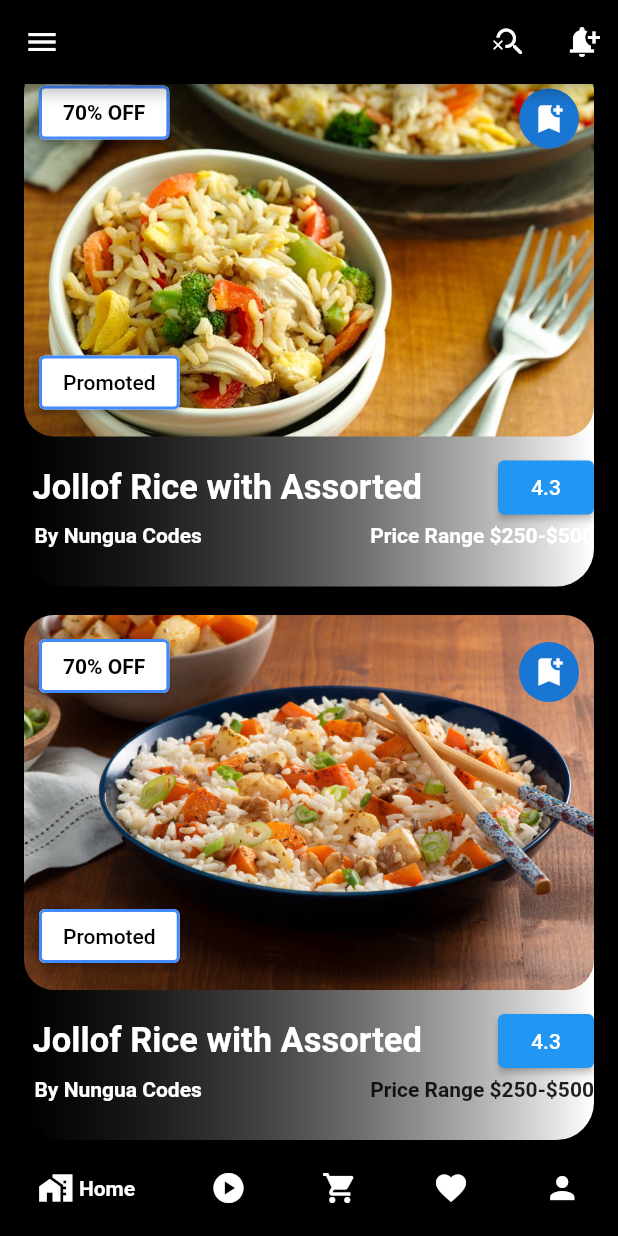
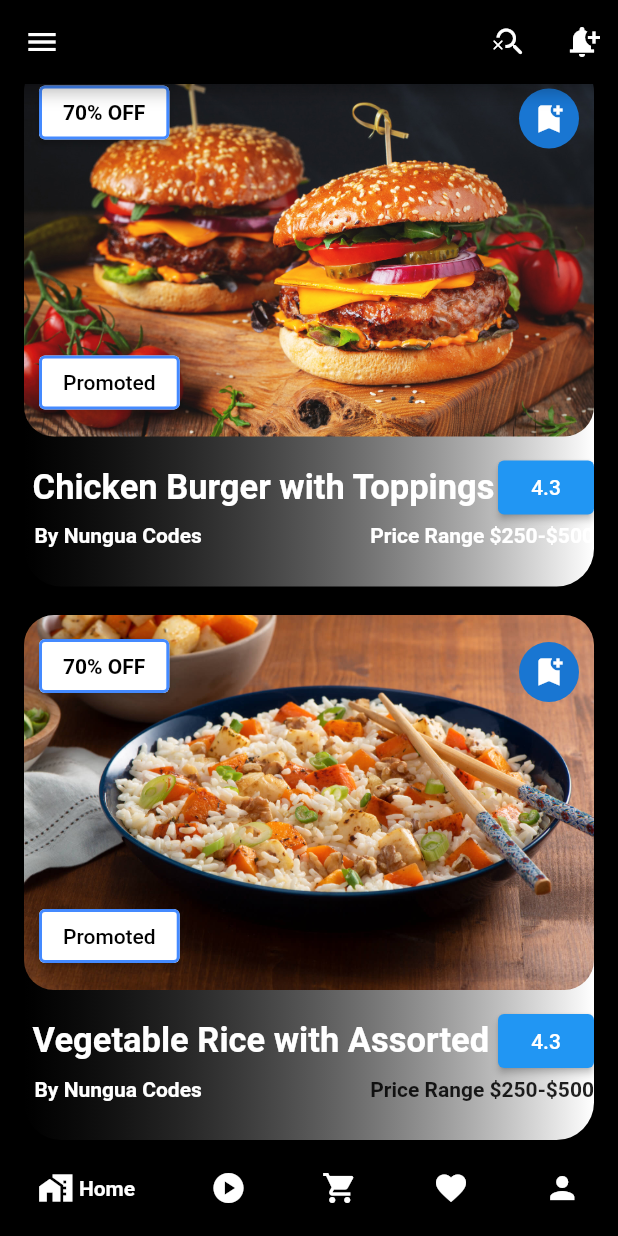
Before and after one commit to OscarNii/foodidols, a Flutter app: the MyHomePage screen opened directly, scrolled down 1325 dp, after a tap on "4.3", on a phone screen of 412 x 824 dp. Run offline on Flutter 3.47's test engine with Material 2 defaults, Android fonts, the light colour scheme and no system bars; drawn by our look-alikes of google_nav_bar; our stand-ins replace animate_do, font_awesome_flutter, sign_in_button; missing offline and left inert: awesome_icons; statements that could not run were skipped.

Commit message:
major commits

```diff
--- a/lib/containers/container1.dart
+++ b/lib/containers/container1.dart
@@ -82,7 +82,7 @@ class foodcontainer1 extends StatelessWidget {
                     mainAxisAlignment: MainAxisAlignment.spaceBetween,
                     children: [
                       Text(
-                        " Jollof Rice with Assorted",
+                        " Assorted Beef Burger",
                         style: TextStyle(
                             color: Colors.white,
                             fontSize: 23,
@@ -91,11 +91,19 @@ class foodcontainer1 extends StatelessWidget {
                       Row(
                         children: [
                           ElevatedButton(
-                              onPressed: () {},
-                              child: Text("4.3",
+                            onPressed: () {},
+                            child: Row(
+                              children: [
+                                Text(
+                                  "4.3",
                                   style: TextStyle(
                                     color: Colors.white,
-                                  ))),
+                                  ),
+                                ),
+                                Icon(Icons.star),
+                              ],
+                            ),
+                          ),
                         ],
                       ),
                     ],
--- a/lib/containers/container2.dart
+++ b/lib/containers/container2.dart
@@ -32,7 +32,7 @@ class foodcontainer2 extends StatelessWidget {
                 decoration: BoxDecoration(
                   borderRadius: BorderRadius.circular(20),
                   image: const DecorationImage(
-                      image: AssetImage('assets/top6.jpeg'), fit: BoxFit.cover),
+                      image: AssetImage('assets/top1.jpeg'), fit: BoxFit.cover),
                 ),
               ),
               Padding(
--- a/lib/containers/container3.dart
+++ b/lib/containers/container3.dart
@@ -32,7 +32,7 @@ class foodcontainer3 extends StatelessWidget {
                 decoration: BoxDecoration(
                   borderRadius: BorderRadius.circular(20),
                   image: const DecorationImage(
-                      image: AssetImage('assets/top1.jpeg'), fit: BoxFit.cover),
+                      image: AssetImage('assets/top6.jpeg'), fit: BoxFit.cover),
                 ),
               ),
               Padding(
@@ -82,7 +82,7 @@ class foodcontainer3 extends StatelessWidget {
                     mainAxisAlignment: MainAxisAlignment.spaceBetween,
                     children: [
                       Text(
-                        " Jollof Rice with Assorted",
+                        " Chicken Burger with Toppings",
                         style: TextStyle(
                             fontSize: 23,
                             fontWeight: FontWeight.bold,
--- a/lib/containers/container4.dart
+++ b/lib/containers/container4.dart
@@ -82,7 +82,7 @@ class foodcontainer4 extends StatelessWidget {
                     mainAxisAlignment: MainAxisAlignment.spaceBetween,
                     children: [
                       Text(
-                        " Jollof Rice with Assorted",
+                        " Vegetable Rice with Assorted",
                         style: TextStyle(
                             fontSize: 23,
                             fontWeight: FontWeight.bold,
--- a/lib/home.dart
+++ b/lib/home.dart
@@ -1,5 +1,6 @@
 // ignore_for_file: prefer_const_constructors, prefer_const_literals_to_create_immutables, deprecated_member_use, camel_case_types
 
+import 'package:animate_do/animate_do.dart';
 import 'package:flutter/material.dart';
 import 'package:foodidols/HomeFood/HomeFood1.dart';
 import 'package:foodidols/HomeFood/HomeFood2.dart';
@@ -165,6 +166,7 @@ class MyHomePage extends StatelessWidget {
                   padding: const EdgeInsets.all(8.0),
                   child: SingleChildScrollView(
                     scrollDirection: Axis.horizontal,
+                    child: FadeInDown(
                       child: Row(
                         children: [
                           Column(
@@ -174,7 +176,8 @@ class MyHomePage extends StatelessWidget {
                                 radius: 55,
                                 child: CircleAvatar(
                                   radius: 50,
-                                backgroundImage: AssetImage('assets/top6.jpeg'),
+                                  backgroundImage:
+                                      AssetImage('assets/top6.jpeg'),
                                 ),
                               ),
                               SizedBox(height: 7),
@@ -193,7 +196,8 @@ class MyHomePage extends StatelessWidget {
                                 backgroundColor: Colors.blue,
                                 radius: 55,
                                 child: CircleAvatar(
-                                backgroundImage: AssetImage("assets/top5.jpeg"),
+                                  backgroundImage:
+                                      AssetImage("assets/top5.jpeg"),
                                   radius: 50,
                                 ),
                               ),
@@ -213,7 +217,8 @@ class MyHomePage extends StatelessWidget {
                                 backgroundColor: Colors.blue,
                                 radius: 55,
                                 child: CircleAvatar(
-                                backgroundImage: AssetImage("assets/top4.jpeg"),
+                                  backgroundImage:
+                                      AssetImage("assets/top4.jpeg"),
                                   radius: 50,
                                 ),
                               ),
@@ -233,7 +238,29 @@ class MyHomePage extends StatelessWidget {
                                 backgroundColor: Colors.blue,
                                 radius: 55,
                                 child: CircleAvatar(
-                                backgroundImage: AssetImage("assets/top3.jpeg"),
+                                  backgroundImage:
+                                      AssetImage("assets/top5.jpeg"),
+                                  radius: 50,
+                                ),
+                              ),
+                              SizedBox(height: 7),
+                              Text(
+                                "Home Style",
+                                style: TextStyle(
+                                    fontWeight: FontWeight.bold,
+                                    color: Colors.white),
+                              )
+                            ],
+                          ),
+                          SizedBox(width: 10),
+                          Column(
+                            children: [
+                              CircleAvatar(
+                                backgroundColor: Colors.blue,
+                                radius: 55,
+                                child: CircleAvatar(
+                                  backgroundImage:
+                                      AssetImage("assets/top3.jpeg"),
                                   radius: 50,
                                 ),
                               ),
@@ -253,7 +280,8 @@ class MyHomePage extends StatelessWidget {
                                 backgroundColor: Colors.blue,
                                 radius: 55,
                                 child: CircleAvatar(
-                                backgroundImage: AssetImage("assets/top2.jpeg"),
+                                  backgroundImage:
+                                      AssetImage("assets/top2.jpeg"),
                                   radius: 50,
                                 ),
                               ),
@@ -273,7 +301,8 @@ class MyHomePage extends StatelessWidget {
                                 backgroundColor: Colors.blue,
                                 radius: 55,
                                 child: CircleAvatar(
-                                backgroundImage: AssetImage("assets/top1.jpeg"),
+                                  backgroundImage:
+                                      AssetImage("assets/top1.jpeg"),
                                   radius: 50,
                                 ),
                               ),
@@ -287,6 +316,7 @@ class MyHomePage extends StatelessWidget {
                             ],
                           ),
                         ],
+                      ),
                     ),
                   ),
                 ),
--- a/lib/next/next1.dart
+++ b/lib/next/next1.dart
@@ -1,5 +1,6 @@
 // ignore_for_file: prefer_const_constructors, prefer_const_literals_to_create_immutables
 
+import 'package:animate_do/animate_do.dart';
 import 'package:flutter/material.dart';
 import 'package:foodidols/home.dart';
 import 'package:foodidols/next/next2.dart';
@@ -47,7 +48,9 @@ class Next1 extends StatelessWidget {
               children: [
                 Column(
                   children: [
-                    Container(
+                    FadeInDown(
+                      delay: Duration(milliseconds: 45),
+                      child: Container(
                         width: double.infinity,
                         height: 300,
                         color: Colors.black,
@@ -62,6 +65,7 @@ class Next1 extends StatelessWidget {
                             Next6(),
                             Next2(),
                           ],
+                        ),
                       ),
                     ),
                     SizedBox(height: 10),
--- a/pubspec.yaml
+++ b/pubspec.yaml
@@ -28,6 +28,7 @@ environment:
 # the latest version available on pub.dev. To see which dependencies have newer
 # versions available, run `flutter pub outdated`.
 dependencies:
+  animate_do: ^3.0.2
   awesome_icons: ^1.1.0
   cupertino_icons: ^1.0.2
   flutter:
```
Also changed, not shown: pubspec.lock. Lines whose indentation alone changed are shown as unchanged.
